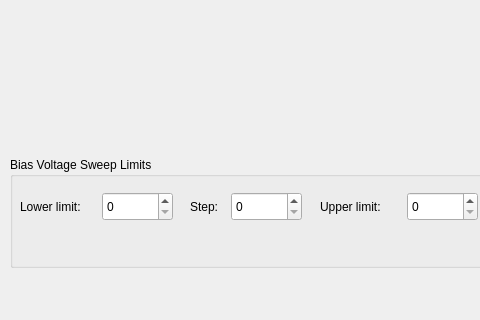
Before: the Qt Designer form dialogivcurve.ui in ecristal/daphne_gui, drawn with Qt 5; both pictures show x 0 to 480 and y 373 to 693 of the 880 by 693 pixel window.
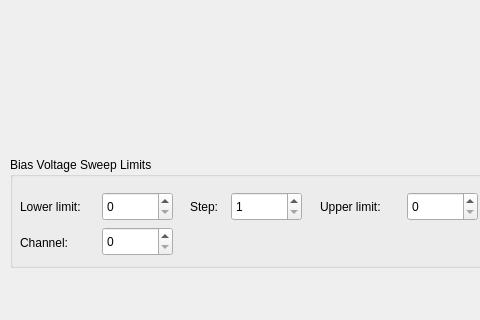
After: the same form once the commit is applied. Custom widgets are drawn as their Qt base class.

Commit message: added save dialog and created x vector

Patch:
```diff
--- a/dialogivcurve.ui
+++ b/dialogivcurve.ui
@@ -73,6 +73,9 @@
       <height>29</height>
      </rect>
     </property>
+    <property name="minimum">
+     <number>1</number>
+    </property>
     <property name="maximum">
      <number>1000</number>
     </property>
@@ -181,6 +184,32 @@
      <string>Save Data</string>
     </property>
    </widget>
+   <widget class="QLabel" name="label_4">
+    <property name="geometry">
+     <rect>
+      <x>10</x>
+      <y>76</y>
+      <width>81</width>
+      <height>20</height>
+     </rect>
+    </property>
+    <property name="text">
+     <string>Channel: </string>
+    </property>
+   </widget>
+   <widget class="QSpinBox" name="spinBoxChannelNumber">
+    <property name="geometry">
+     <rect>
+      <x>92</x>
+      <y>70</y>
+      <width>71</width>
+      <height>29</height>
+     </rect>
+    </property>
+    <property name="maximum">
+     <number>39</number>
+    </property>
+   </widget>
   </widget>
  </widget>
  <customwidgets>
```
Left out of the diff: 6 changed lines with no effect on the pictures. The commit also changes 3 other files.
